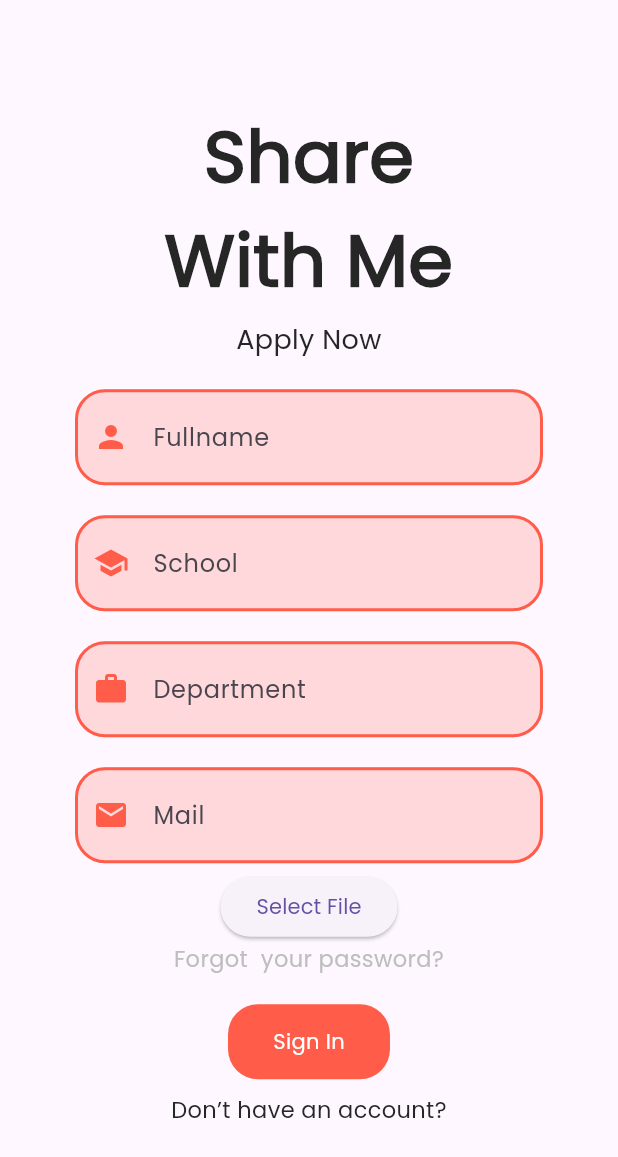
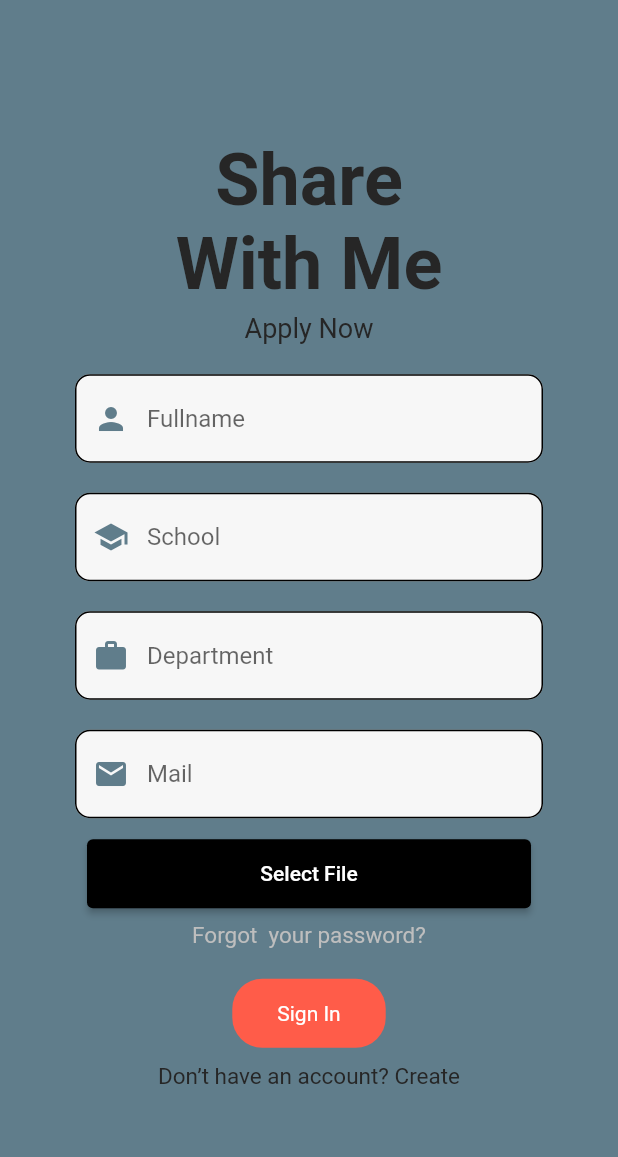
Before and after one commit to meliheng/sharewithme, a Flutter app: the screen it shows after launch, after a tap on "Apply Now", on a phone screen of 412 x 824 dp. Shown: the top 1157 px of the screen. Run offline on Flutter 3.47's test engine with Material 2 defaults, Android fonts, the light colour scheme and no system bars; our stand-ins replace bloc, cached_network_image, cloud_firestore, cool_alert, expansion_tile_card, file_picker and 11 more; accounts and stored records are empty.

Commit message:
fixler geliyo

```diff
--- a/lib/activity/presentation/widgets/activity_detail_card.dart
+++ b/lib/activity/presentation/widgets/activity_detail_card.dart
@@ -1,9 +1,5 @@
-import 'package:cool_alert/cool_alert.dart';
 import 'package:flutter/material.dart';
-import 'package:flutter_slidable/flutter_slidable.dart';
-import 'package:font_awesome_flutter/font_awesome_flutter.dart';
 import 'package:intl/intl.dart';
-import 'package:persistent_bottom_nav_bar/persistent_tab_view.dart';
 import 'package:sharewithme/export.dart';
 import 'package:cached_network_image/cached_network_image.dart';
 
--- a/lib/auth/application/apply_cubit/apply_state.dart
+++ b/lib/auth/application/apply_cubit/apply_state.dart
@@ -1,4 +1,4 @@
-part of 'apply_cubit.dart';
+import 'dart:io';
 
 enum ApplyStatus { initial, submitting, success, error }
 
--- /dev/null
+++ b/lib/auth/application/navigation/navigation_cubit.dart
@@ -0,0 +1,18 @@
+import 'package:flutter/material.dart';
+import 'package:sharewithme/auth/presentation/screen/appeal_screen.dart';
+import 'package:sharewithme/auth/presentation/screen/login_screen.dart';
+import 'package:sharewithme/auth/presentation/screen/signup_screen.dart';
+
+class NavigationCubit {
+  void onLoginPressed(BuildContext context) {
+    Navigator.pushNamed(context, LoginScreen.route);
+  }
+
+  void onSignUpPressed(BuildContext context) {
+    Navigator.pushNamed(context, SignUpPage.route);
+  }
+
+  void onAppealPressed(BuildContext context) {
+    Navigator.pushNamed(context, AppealPage.route);
+  }
+}
--- a/lib/auth/auth_export.dart
+++ b/lib/auth/auth_export.dart
@@ -2,3 +2,4 @@ export 'presentation/widget/auth_title_text.dart';
 export 'application/_application_exporter.dart';
 export 'domain/_domain_exporter.dart';
 export 'presentation/_presentation_exporter.dart';
+export 'shared/auth_string_constants.dart';
--- a/lib/auth/presentation/screen/appeal_screen.dart
+++ b/lib/auth/presentation/screen/appeal_screen.dart
@@ -1,12 +1,13 @@
-import 'dart:io';
-
 import 'package:cool_alert/cool_alert.dart';
-import 'package:file_picker/file_picker.dart';
 import 'package:flutter/material.dart';
 import 'package:flutter_bloc/flutter_bloc.dart';
+import 'package:sharewithme/auth/application/apply_cubit/apply_state.dart';
 import 'package:sharewithme/export.dart';
+import 'package:sharewithme/shared/home/screen_template.dart';
 
 class AppealPage extends StatefulWidget {
+  static const route = '/Appeal';
+
   const AppealPage({super.key});
 
   @override
@@ -18,9 +19,9 @@ class _AppealPageState extends State<AppealPage> with InputValidationMixin {
   final ApplyCubit cubit = ApplyCubit.instance();
   @override
   Widget build(BuildContext context) {
-    return Scaffold(
+    return ScreenTemplate(
+      showNavigationBar: false,
       body: SingleChildScrollView(
-        child: Center(
         child: SizedBox(
           width: MediaQuery.of(context).size.width - 100,
           height: MediaQuery.of(context).size.height,
@@ -63,7 +64,7 @@ class _AppealPageState extends State<AppealPage> with InputValidationMixin {
                       crossAxisAlignment: CrossAxisAlignment.center,
                       children: [
                         TextFieldWithIcon(
-                            hintText: "Fullname",
+                          hintText: AuthC.fullname,
                           icon: Icons.person,
                           onChanged: (p0) {
                             cubit.fullnameChanged(p0);
@@ -79,7 +80,7 @@ class _AppealPageState extends State<AppealPage> with InputValidationMixin {
                           height: 20,
                         ),
                         TextFieldWithIcon(
-                            hintText: "School",
+                          hintText: AuthC.school,
                           onChanged: (p0) {
                             cubit.schoolChanged(p0);
                           },
@@ -89,7 +90,7 @@ class _AppealPageState extends State<AppealPage> with InputValidationMixin {
                           height: 20,
                         ),
                         TextFieldWithIcon(
-                            hintText: "Department",
+                          hintText: AuthC.department,
                           icon: Icons.work,
                           onChanged: (p0) {
                             cubit.departmentChanged(p0);
@@ -99,7 +100,7 @@ class _AppealPageState extends State<AppealPage> with InputValidationMixin {
                           height: 20,
                         ),
                         TextFieldWithIcon(
-                            hintText: "Mail",
+                          hintText: AuthC.mail,
                           icon: Icons.mail,
                           onChanged: (p0) {
                             cubit.emailChanged(p0);
@@ -109,27 +110,28 @@ class _AppealPageState extends State<AppealPage> with InputValidationMixin {
                           },
                         ),
                         const SizedBox(height: 5),
-                          ElevatedButton(
-                            onPressed: () async {
-                              FilePickerResult? result =
-                                  await FilePicker.platform.pickFiles();
-                              if (result != null) {
-                                File file = File(result.files.first.path ?? '');
-                                if (!mounted) {
-                                  return;
-                                }
-                                cubit.onFileSelected(file);
-                              }
+                        Row(
+                          children: [
+                            if (cubit.fileName.isNotEmpty)
+                              Expanded(child: Text(cubit.fileName)),
+                            Expanded(
+                              child: CustomButton(
+                                onPressed: () {
+                                  cubit.onFileSelected();
                                 },
-                            child: const Text('Select File'),
+                                color: Colors.black,
+                                title: AuthC.selectFile,
+                              ),
+                            ),
+                          ],
                         ),
                         Column(
                           crossAxisAlignment: CrossAxisAlignment.center,
                           children: [
-                              const Text(
-                                "Forgot  your password?",
+                            Text(
+                              AuthC.forgotYourPassword,
                               textAlign: TextAlign.end,
-                                style: TextStyle(
+                              style: const TextStyle(
                                 color: Color(0xffbebebe),
                                 fontSize: 15,
                               ),
@@ -138,7 +140,7 @@ class _AppealPageState extends State<AppealPage> with InputValidationMixin {
                               height: 20,
                             ),
                             SubmitButton(
-                                title: "Submit",
+                              title: AuthC.submit,
                               onTap: () {
                                 if (_formKey.currentState!.validate()) {
                                   cubit.newApply(context);
@@ -151,13 +153,13 @@ class _AppealPageState extends State<AppealPage> with InputValidationMixin {
                     ),
                   ),
                   const SizedBox(height: 10),
-                    const SizedBox(
+                  SizedBox(
                     width: 209,
                     height: 24,
                     child: Text(
-                        "Don’t have an account? Create",
+                      AuthC.dontHaveAccount,
                       textAlign: TextAlign.center,
-                        style: TextStyle(
+                      style: const TextStyle(
                         color: Color(0xff262626),
                         fontSize: 15,
                       ),
@@ -169,18 +171,8 @@ class _AppealPageState extends State<AppealPage> with InputValidationMixin {
           ),
         ),
       ),
-      ),
     );
   }
 }
 
-mixin InputValidationMixin {
-  bool isPasswordValid(String password) => password.length == 6;
-
-  bool isEmailValid(String email) {
-    final bool emailValid = RegExp(
-            r"^[a-zA-Z0-9.a-zA-Z0-9.!#$%&'*+-/=?^_`{|}~]+@[a-zA-Z0-9]+\.edu+\.[a-zA-Z]+")
-        .hasMatch(email);
-    return emailValid;
-  }
-}
+mixin InputValidationMixin {}
--- a/lib/auth/presentation/screen/login_screen.dart
+++ b/lib/auth/presentation/screen/login_screen.dart
@@ -1,6 +1,5 @@
 import 'package:flutter/material.dart';
 import 'package:flutter_bloc/flutter_bloc.dart';
-import 'package:font_awesome_flutter/font_awesome_flutter.dart';
 import 'package:sharewithme/export.dart';
 
 class LoginScreen extends StatefulWidget {
--- a/lib/auth/presentation/screen/signup_screen.dart
+++ b/lib/auth/presentation/screen/signup_screen.dart
@@ -4,6 +4,7 @@ import 'package:flutter_bloc/flutter_bloc.dart';
 import 'package:sharewithme/export.dart';
 
 class SignUpPage extends StatefulWidget {
+  static const route = '/Signup';
   const SignUpPage({super.key});
 
   @override
--- a/lib/auth/presentation/screen/welcome_screen.dart
+++ b/lib/auth/presentation/screen/welcome_screen.dart
@@ -1,87 +1,83 @@
 import 'package:flutter/material.dart';
+import 'package:sharewithme/auth/application/navigation/navigation_cubit.dart';
 import 'package:sharewithme/export.dart';
+import 'package:sharewithme/shared/home/screen_template.dart';
 
-class WelcomeScreen extends StatefulWidget {
+class AuthScreen extends StatefulWidget {
   static const route = '/welcome';
-  const WelcomeScreen({super.key});
+  const AuthScreen({super.key});
 
   @override
-  State<WelcomeScreen> createState() => _WelcomeScreenState();
+  State<AuthScreen> createState() => _AuthScreenState();
 }
 
-class _WelcomeScreenState extends State<WelcomeScreen> {
+class _AuthScreenState extends State<AuthScreen> {
+  var cb = NavigationCubit();
   @override
   Widget build(BuildContext context) {
-    return Scaffold(
-      body: Center(
-        child: Column(
+    return ScreenTemplate(
+      showNavigationBar: false,
+      body: Column(
         mainAxisAlignment: MainAxisAlignment.spaceAround,
         crossAxisAlignment: CrossAxisAlignment.center,
         children: [
           Image.asset(
-              'assets/icons/app_icon.png',
+            ImageC.appIcon,
             scale: 8,
           ),
           Column(
             children: [
               Row(
                 children: [
-                    const Spacer(),
                   Expanded(
                     child: CustomButton(
-                        title: "Sign In",
-                        color: Colors.amber,
+                      title: StringC.signIn,
+                      color: const Color.fromARGB(255, 39, 67, 86),
                       onPressed: () {
-                          Navigator.pushNamed(context, LoginScreen.route);
+                        cb.onLoginPressed(context);
                       },
                     ),
                   ),
-                    const Spacer(),
+                  Expanded(
+                    child: CustomButton(
+                      title: StringC.createAccount,
+                      color: const Color.fromARGB(255, 55, 85, 67),
+                      onPressed: () {
+                        cb.onSignUpPressed(context);
+                      },
+                    ),
+                  ),
                 ],
               ),
               Row(
                 children: [
-                    const Spacer(),
+                  // Expanded(
+                  //   child: ElevatedButton(
+                  //     onPressed: () {
+                  //       Navigator.push(
+                  //         context,
+                  //         MaterialPageRoute(
+                  //           builder: (context) => const AppealPage(),
+                  //         ),
+                  //       );
+                  //     },
+                  //     child: const Text("Apply Now"),
+                  //   ),
+                  // ),
                   Expanded(
                     child: CustomButton(
-                        title: "Create Account",
-                        color: Colors.orange,
+                      title: StringC.applyNow,
+                      color: const Color(0xfff39c12),
                       onPressed: () {
-                          Navigator.push(
-                            context,
-                            MaterialPageRoute(
-                              builder: (context) => const SignUpPage(),
-                            ),
-                          );
+                        cb.onAppealPressed(context);
                       },
                     ),
                   ),
-                    const Spacer(),
-                  ],
-                ),
-                Row(
-                  children: [
-                    const Spacer(),
-                    Expanded(
-                      child: ElevatedButton(
-                        onPressed: () {
-                          Navigator.push(
-                            context,
-                            MaterialPageRoute(
-                              builder: (context) => const AppealPage(),
-                            ),
-                          );
-                        },
-                        child: const Text("Apply Now"),
-                      ),
-                    ),
-                    const Spacer(),
                 ],
               ),
             ],
-            )
+          ),
         ],
-        ),
       ),
     );
   }
--- a/lib/main.dart
+++ b/lib/main.dart
@@ -1,29 +1,14 @@
-import 'package:firebase_auth/firebase_auth.dart';
 import 'package:firebase_core/firebase_core.dart';
 import 'package:flutter/material.dart';
-import 'package:flutter_bloc/flutter_bloc.dart';
 import 'package:sharewithme/export.dart';
-import 'package:sharewithme/shared/home/home_screen.dart';
 import 'package:sharewithme/shared/init/register.dart';
-import 'package:firebase_messaging/firebase_messaging.dart';
-
-import 'activity/application/_application_exporter.dart';
 
 void main() async {
   WidgetsFlutterBinding.ensureInitialized();
   await Firebase.initializeApp();
   Register.setUp();
-  final fcmToken = await FirebaseMessaging.instance.getToken();
-  print("tokennnnn");
-  print(fcmToken);
-  print("token bittiii");
 
-  FirebaseMessaging.onBackgroundMessage(firebaseMessagingBackgroundHandler);
   runApp(const MyApp());
-}
-
-Future<void> firebaseMessagingBackgroundHandler(RemoteMessage message) async {
-  print("Handling a background message");
 }
 
 class MyApp extends StatelessWidget {
@@ -31,45 +16,61 @@ class MyApp extends StatelessWidget {
 
   @override
   Widget build(BuildContext context) {
-    final AuthCubit authCubit = AuthCubit.instance();
-    return MultiBlocProvider(
-      providers: [
-        BlocProvider<ApplyCubit>(
-          create: (BuildContext context) => ApplyCubit(),
-        ),
-        BlocProvider<AuthCubit>(
-          create: (BuildContext context) => authCubit,
-        ),
-        BlocProvider<ActivityListCubit>(
-          create: (context) => ActivityListCubit(),
-        )
-      ],
-      child: MaterialApp(
-        theme: ThemeData(
-          fontFamily: 'Poppins',
-          useMaterial3: true,
-          primarySwatch: Colors.red,
-        ),
-        onGenerateRoute: RouterManager.generateRoute,
-        home: StreamBuilder(
-          stream: FirebaseAuth.instance.authStateChanges(),
-          builder: (context, snapshot) {
-            if (snapshot.connectionState == ConnectionState.active) {
-              User? user = snapshot.data;
-              if (user == null) {
-                return const WelcomeScreen();
-              } else {
-                authCubit.getUser();
-
-                return HomeScreen(
-                  authCubit: authCubit,
-                );
-              }
-            }
-            return Container();
-          },
+    return MaterialApp(
+      onGenerateRoute: RouterManager.generateRoute,
+      theme: ThemeData(
+        iconTheme: const IconThemeData(
+          color: Colors.white,
         ),
       ),
+      home: const AuthScreen(),
+      // home: const Scaffold(
+      //   bottomNavigationBar: CustomNavigationBar(),
+      // ),
     );
   }
+
+  // @override
+  // Widget build(BuildContext context) {
+  //   final AuthCubit authCubit = AuthCubit.instance();
+  //   return MultiBlocProvider(
+  //     providers: [
+  //       BlocProvider<ApplyCubit>(
+  //         create: (BuildContext context) => ApplyCubit(),
+  //       ),
+  //       BlocProvider<AuthCubit>(
+  //         create: (BuildContext context) => authCubit,
+  //       ),
+  //       BlocProvider<ActivityListCubit>(
+  //         create: (context) => ActivityListCubit(),
+  //       )
+  //     ],
+  //     child: MaterialApp(
+  //       theme: ThemeData(
+  //         fontFamily: 'Poppins',
+  //         useMaterial3: true,
+  //         primarySwatch: Colors.red,
+  //       ),
+  //       onGenerateRoute: RouterManager.generateRoute,
+  //       home: StreamBuilder(
+  //         stream: FirebaseAuth.instance.authStateChanges(),
+  //         builder: (context, snapshot) {
+  //           if (snapshot.connectionState == ConnectionState.active) {
+  //             User? user = snapshot.data;
+  //             if (user == null) {
+  //               return const WelcomeScreen();
+  //             } else {
+  //               authCubit.getUser();
+
+  //               return HomeScreen(
+  //                 authCubit: authCubit,
+  //               );
+  //             }
+  //           }
+  //           return Container();
+  //         },
+  //       ),
+  //     ),
+  //   );
+  // }
 }
--- a/lib/shared/_shared_exporter.dart
+++ b/lib/shared/_shared_exporter.dart
@@ -7,3 +7,5 @@ export 'vo/name_vo.dart';
 export 'vo/email_vo.dart';
 export 'config/router.dart';
 export 'constants/color_constants.dart';
+export 'constants/string_constants.dart';
+export 'constants/image_constants.dart';
--- a/lib/shared/config/router.dart
+++ b/lib/shared/config/router.dart
@@ -8,8 +8,8 @@ class RouterManager {
     switch (settings.name) {
       case LoginScreen.route:
         return pageGenerator(const LoginScreen());
-      case WelcomeScreen.route:
-        return pageGenerator(const WelcomeScreen());
+      case AuthScreen.route:
+        return pageGenerator(const AuthScreen());
       case ActivityScreen.route:
         return pageGenerator(
           ActivityScreen(
@@ -22,6 +22,8 @@ class RouterManager {
             pageCubit: PageCubit.instance(),
           ),
         );
+      case AppealPage.route:
+        return pageGenerator(const AppealPage());
       default:
         return pageGenerator(const Text("error"));
     }
--- /dev/null
+++ b/lib/shared/constants/image_constants.dart
@@ -0,0 +1,5 @@
+class ImageConstants {
+  static String get appIcon => 'assets/icons/app_icon.png';
+}
+
+typedef ImageC = ImageConstants;
--- /dev/null
+++ b/lib/shared/home/screen_template.dart
@@ -0,0 +1,25 @@
+import 'package:flutter/material.dart';
+import 'package:sharewithme/custom_navigation_bar.dart';
+import 'package:sharewithme/shared/constants/color_constants.dart';
+
+class ScreenTemplate extends StatelessWidget {
+  final Widget body;
+  final bool showNavigationBar;
+  const ScreenTemplate({
+    super.key,
+    required this.body,
+    this.showNavigationBar = true,
+  });
+
+  @override
+  Widget build(BuildContext context) {
+    return Scaffold(
+      backgroundColor: Colors.blueGrey,
+      body: Center(
+        child: body,
+      ),
+      bottomNavigationBar:
+          showNavigationBar ? const CustomNavigationBar() : null,
+    );
+  }
+}
--- a/lib/shared/widgets/custom_button.dart
+++ b/lib/shared/widgets/custom_button.dart
@@ -13,10 +13,22 @@ class CustomButton extends StatelessWidget {
 
   @override
   Widget build(BuildContext context) {
-    return ElevatedButton(
-      style: ElevatedButton.styleFrom(backgroundColor: color),
-      onPressed: onPressed,
-      child: Text(title,style: const TextStyle(color: Colors.white,),textAlign: TextAlign.center),
+    return Padding(
+      padding: const EdgeInsets.all(8.0),
+      child: ElevatedButton(
+        style: ElevatedButton.styleFrom(
+          backgroundColor: color,
+          padding: const EdgeInsets.symmetric(vertical: 15),
+        ),
+        onPressed: onPressed,
+        child: Text(
+          title,
+          style: const TextStyle(
+            color: Colors.white,
+          ),
+          textAlign: TextAlign.center,
+        ),
+      ),
     );
   }
 }
--- a/lib/shared/widgets/text_field_with_icon.dart
+++ b/lib/shared/widgets/text_field_with_icon.dart
@@ -31,38 +31,21 @@ class TextFieldWithIcon extends StatelessWidget {
       decoration: InputDecoration(
         prefixIcon: Icon(
           icon,
-          color: ColorConstants.primaryOrange,
+          color: Colors.blueGrey,
         ),
         filled: true,
-        fillColor: ColorConstants.primaryOrange.withOpacity(.2),
-        contentPadding: const EdgeInsets.symmetric(vertical: 20),
+        fillColor: ColorConstants.primaryWhite,
         hintText: hintText,
         hintStyle: const TextStyle(),
-        focusedBorder: OutlineInputBorder(
-          borderSide: BorderSide(color: ColorConstants.primaryOrange, width: 2),
-          borderRadius: const BorderRadius.all(
-            Radius.circular(20),
+        focusedBorder: const OutlineInputBorder(
+          borderSide: BorderSide(color: Colors.blueGrey),
+          borderRadius: BorderRadius.all(
+            Radius.circular(10),
           ),
         ),
-        errorBorder: OutlineInputBorder(
-          borderSide: BorderSide(color: Colors.red.shade700),
-          borderRadius: const BorderRadius.all(
-            Radius.circular(20),
-          ),
-        ),
-        focusedErrorBorder: OutlineInputBorder(
-          borderSide: BorderSide(color: Colors.red.shade700),
-          borderRadius: const BorderRadius.all(
-            Radius.circular(20),
-          ),
-        ),
-        enabledBorder: OutlineInputBorder(
-          borderSide: BorderSide(
-            color: ColorConstants.primaryOrange,
-            width: 2,
-          ),
-          borderRadius: const BorderRadius.all(
-            Radius.circular(20),
+        enabledBorder: const OutlineInputBorder(
+          borderRadius: BorderRadius.all(
+            Radius.circular(10),
           ),
         ),
       ),
--- a/lib/user/presentation/profile/profile_screen.dart
+++ b/lib/user/presentation/profile/profile_screen.dart
@@ -127,7 +127,7 @@ class _ProfileScreenState extends State<ProfileScreen> {
                           .pushAndRemoveUntil(
                         MaterialPageRoute(
                           builder: (context) {
-                            return const WelcomeScreen();
+                            return const AuthScreen();
                           },
                         ),
                         (route) => false,
@@ -149,7 +149,7 @@ class _ProfileScreenState extends State<ProfileScreen> {
                           .pushAndRemoveUntil(
                         MaterialPageRoute(
                           builder: (context) {
-                            return const WelcomeScreen();
+                            return const AuthScreen();
                           },
                         ),
                         (route) => false,
```
Also changed, not shown: lib/auth/application/apply_cubit/apply_cubit.dart (+22 -5 lines), lib/auth/shared/auth_string_constants.dart (added, +12 -0 lines), lib/custom_navigation_bar.dart (added, +64 -0 lines), lib/shared/constants/string_constants.dart (added, +7 -0 lines), pubspec.lock, 8 other files. Lines whose indentation alone changed are shown as unchanged.
